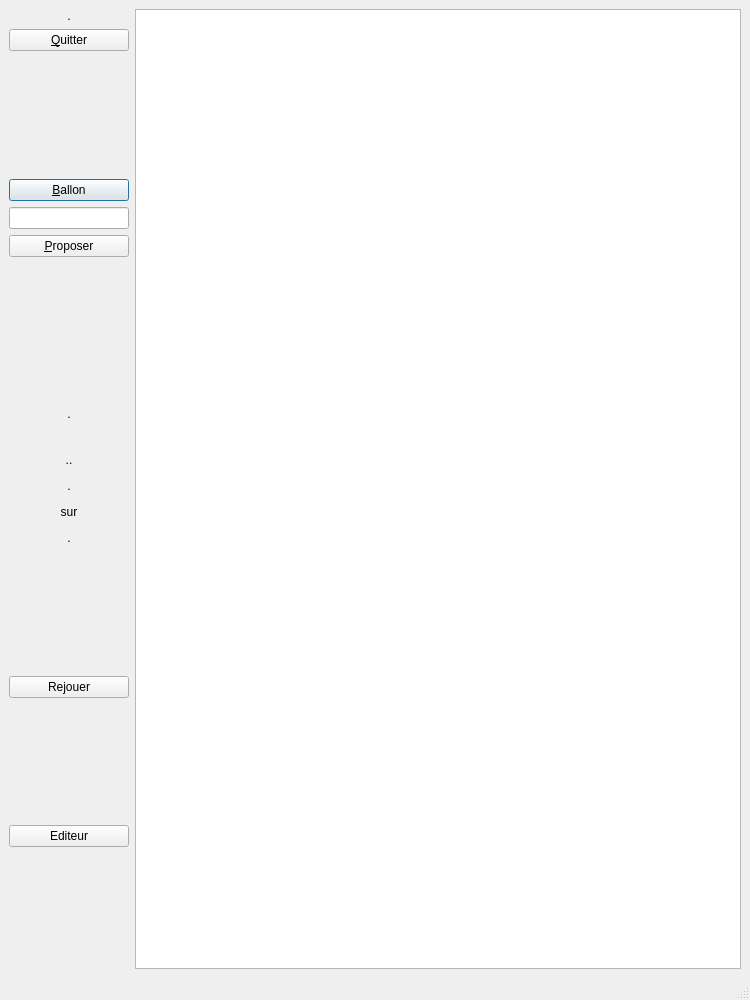
Qt form exercice.ui (Txikilinux/leterrier-calculment) before a commit.
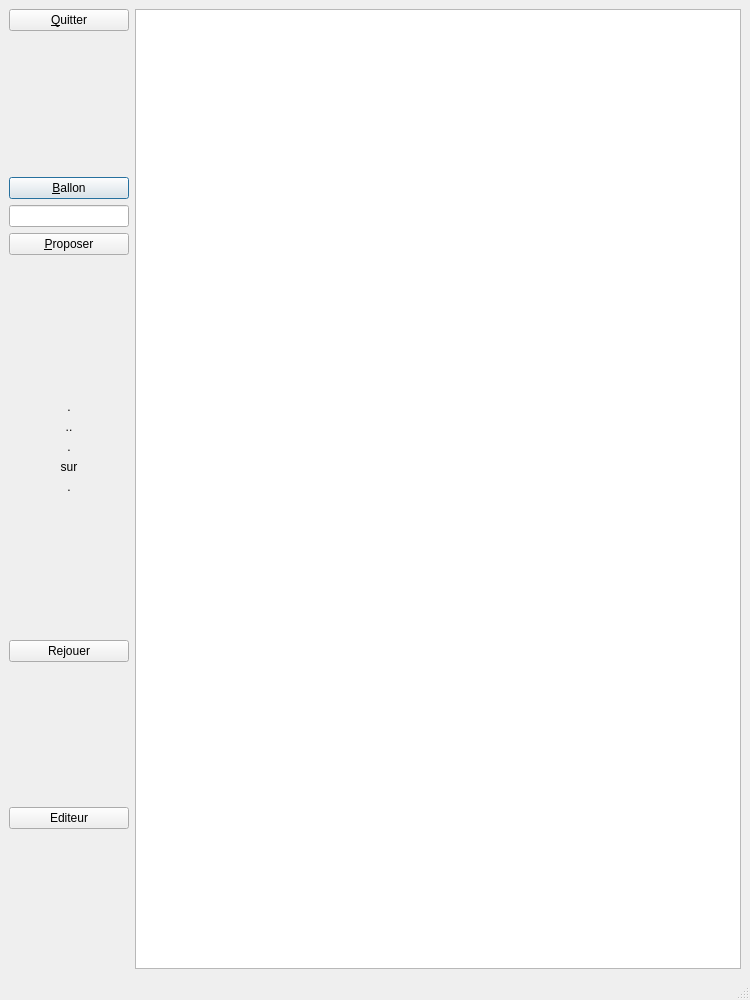
The same form after that commit.

Commit message: Plus de taille mini pour les boutons d'exercice

Patch:
```diff
--- a/exercice.ui
+++ b/exercice.ui
@@ -37,30 +37,9 @@
    </property>
    <layout class="QGridLayout" name="gridLayout">
     <item row="0" column="0">
-     <layout class="QVBoxLayout" name="verticalLayout_4">
-      <property name="sizeConstraint">
-       <enum>QLayout::SetNoConstraint</enum>
-      </property>
-      <item>
        <layout class="QVBoxLayout" name="verticalLayout_3">
-        <item>
-         <widget class="QLabel" name="lblArg">
-          <property name="text">
-           <string>.</string>
-          </property>
-          <property name="alignment">
-           <set>Qt::AlignCenter</set>
-          </property>
-         </widget>
-        </item>
         <item>
          <widget class="QPushButton" name="btnQuitter">
-          <property name="minimumSize">
-           <size>
-            <width>60</width>
-            <height>20</height>
-           </size>
-          </property>
           <property name="maximumSize">
            <size>
             <width>120</width>
@@ -72,8 +51,6 @@
           </property>
          </widget>
         </item>
-       </layout>
-      </item>
       <item>
        <spacer name="verticalSpacer">
         <property name="orientation">
@@ -94,12 +71,6 @@
         </property>
         <item>
          <widget class="QPushButton" name="btnBallon">
-          <property name="minimumSize">
-           <size>
-            <width>60</width>
-            <height>20</height>
-           </size>
-          </property>
           <property name="maximumSize">
            <size>
             <width>120</width>
@@ -116,12 +87,6 @@
         </item>
         <item>
          <widget class="QLineEdit" name="leResultat">
-          <property name="minimumSize">
-           <size>
-            <width>60</width>
-            <height>20</height>
-           </size>
-          </property>
           <property name="maximumSize">
            <size>
             <width>120</width>
@@ -132,12 +97,6 @@
         </item>
         <item>
          <widget class="QPushButton" name="btnFeu">
-          <property name="minimumSize">
-           <size>
-            <width>60</width>
-            <height>20</height>
-           </size>
-          </property>
           <property name="maximumSize">
            <size>
             <width>120</width>
@@ -168,12 +127,6 @@
        <layout class="QVBoxLayout" name="verticalLayout_2">
         <item>
          <widget class="QLabel" name="lblImgMsg">
-          <property name="minimumSize">
-           <size>
-            <width>60</width>
-            <height>60</height>
-           </size>
-          </property>
           <property name="maximumSize">
            <size>
             <width>120</width>
@@ -190,12 +143,6 @@
         </item>
         <item>
          <widget class="QLabel" name="lblMsg">
-          <property name="minimumSize">
-           <size>
-            <width>60</width>
-            <height>20</height>
-           </size>
-          </property>
           <property name="maximumSize">
            <size>
             <width>120</width>
@@ -212,12 +159,6 @@
         </item>
         <item>
          <widget class="QLabel" name="lblPoints">
-          <property name="minimumSize">
-           <size>
-            <width>60</width>
-            <height>20</height>
-           </size>
-          </property>
           <property name="maximumSize">
            <size>
             <width>120</width>
@@ -234,12 +175,6 @@
         </item>
         <item>
          <widget class="QLabel" name="lblSur">
-          <property name="minimumSize">
-           <size>
-            <width>60</width>
-            <height>20</height>
-           </size>
-          </property>
           <property name="maximumSize">
            <size>
             <width>120</width>
@@ -256,12 +191,6 @@
         </item>
         <item>
          <widget class="QLabel" name="lblTotal">
-          <property name="minimumSize">
-           <size>
-            <width>60</width>
-            <height>20</height>
-           </size>
-          </property>
           <property name="maximumSize">
            <size>
             <width>120</width>
@@ -293,12 +222,6 @@
       </item>
       <item>
        <widget class="QPushButton" name="btnRejouer">
-        <property name="minimumSize">
-         <size>
-          <width>0</width>
-          <height>20</height>
-         </size>
-        </property>
         <property name="maximumSize">
          <size>
           <width>16777215</width>
@@ -328,12 +251,6 @@
       </item>
       <item>
        <widget class="QPushButton" name="btnEditeur">
-        <property name="minimumSize">
-         <size>
-          <width>0</width>
-          <height>20</height>
-         </size>
-        </property>
         <property name="maximumSize">
          <size>
           <width>16777215</width>
```
Lines whose indentation alone changed are shown as unchanged. The commit also changes 1 other file.
